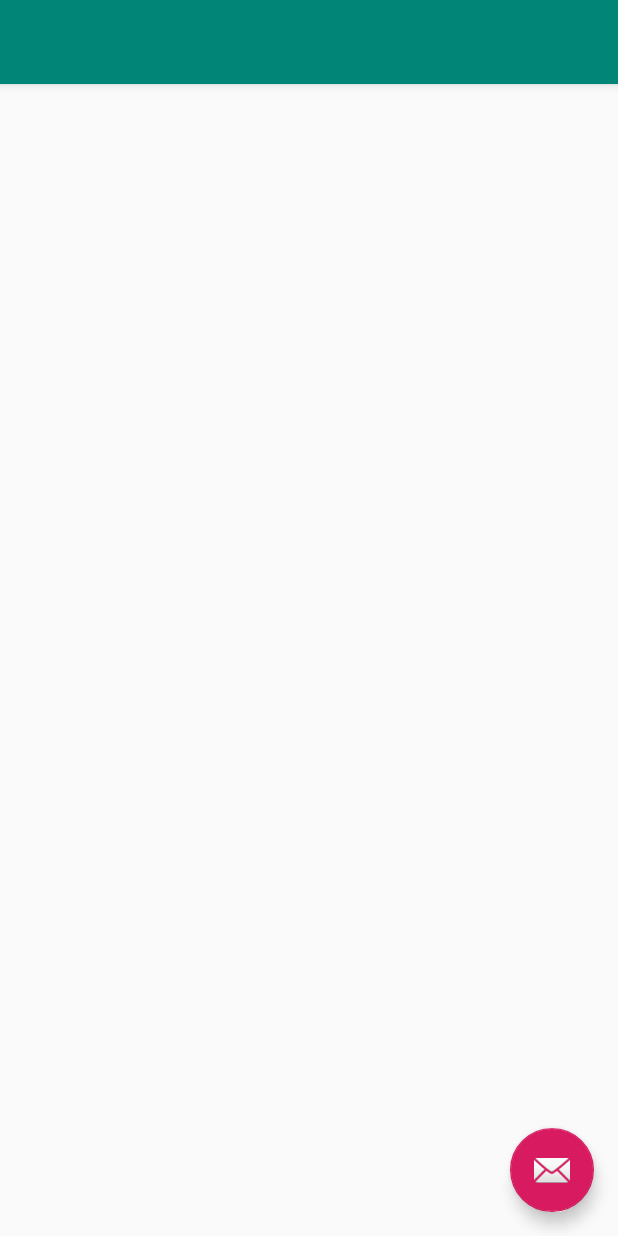
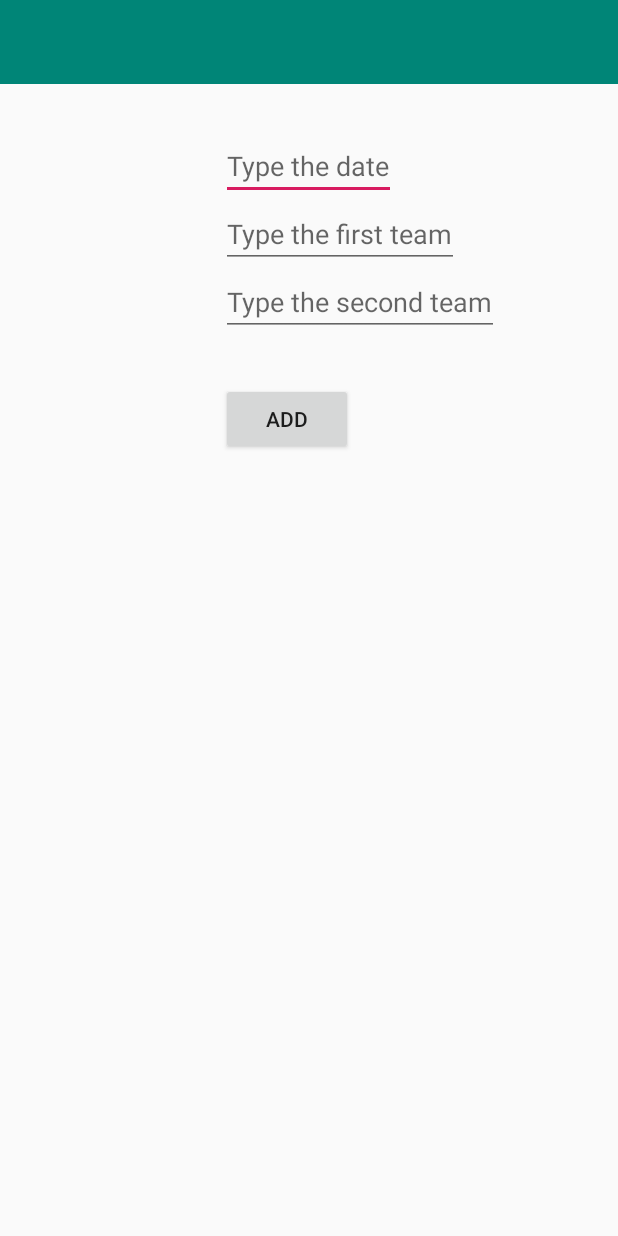
Before and after one commit to nazkord/Siemanejro, an Android app: the layout activity_add_match.xml on its own in the app's theme, with its tools: preview values and no code run, on a phone screen of 412 x 824 dp. Run offline under Robolectric (Android 15) with nearby library versions, the phone set to English and light mode, and no system bars.

Commit message:
Some edits

```diff
--- a/app/build.gradle
+++ b/app/build.gradle
@@ -22,6 +22,7 @@ dependencies {
     implementation fileTree(dir: 'libs', include: ['*.jar'])
     implementation 'com.android.support:appcompat-v7:28.0.0'
     implementation 'com.android.support.constraint:constraint-layout:1.1.3'
+    implementation 'com.android.support:design:28.0.0'
     testImplementation 'junit:junit:4.12'
     androidTestImplementation 'com.android.support.test:runner:1.0.2'
     androidTestImplementation 'com.android.support.test.espresso:espresso-core:3.0.2'
--- a/app/src/main/AndroidManifest.xml
+++ b/app/src/main/AndroidManifest.xml
@@ -16,6 +16,10 @@
                 <category android:name="android.intent.category.LAUNCHER" />
             </intent-filter>
         </activity>
+        <activity
+            android:name=".AddMatchActivity"
+            android:label="@string/title_activity_add_match"
+            android:theme="@style/AppTheme.NoActionBar"></activity>
     </application>
 
 </manifest>
--- a/app/src/main/res/layout/activity_add_match.xml
+++ b/app/src/main/res/layout/activity_add_match.xml
@@ -1,33 +1,63 @@
 <?xml version="1.0" encoding="utf-8"?>
-<android.support.design.widget.CoordinatorLayout xmlns:android="http://schemas.android.com/apk/res/android"
+<RelativeLayout xmlns:android="http://schemas.android.com/apk/res/android"
     xmlns:app="http://schemas.android.com/apk/res-auto"
     xmlns:tools="http://schemas.android.com/tools"
     android:layout_width="match_parent"
     android:layout_height="match_parent"
     tools:context=".AddMatchActivity">
 
-    <android.support.design.widget.AppBarLayout
-        android:layout_width="match_parent"
-        android:layout_height="wrap_content"
-        android:theme="@style/AppTheme.AppBarOverlay">
-
-        <android.support.v7.widget.Toolbar
-            android:id="@+id/toolbar"
-            android:layout_width="match_parent"
-            android:layout_height="?attr/actionBarSize"
-            android:background="?attr/colorPrimary"
-            app:popupTheme="@style/AppTheme.PopupOverlay" />
-
-    </android.support.design.widget.AppBarLayout>
-
     <include layout="@layout/content_add_match" />
 
-    <android.support.design.widget.FloatingActionButton
-        android:id="@+id/fab"
+    <android.support.v7.widget.Toolbar
+        android:id="@+id/toolbarAddMatch"
+        android:layout_width="match_parent"
+        android:layout_height="?attr/actionBarSize"
+        android:background="?attr/colorPrimary"
+        app:popupTheme="@style/AppTheme.PopupOverlay" />
+
+    <EditText
+        android:id="@+id/input_date"
         android:layout_width="wrap_content"
         android:layout_height="wrap_content"
-        android:layout_gravity="bottom|end"
-        android:layout_margin="@dimen/fab_margin"
-        app:srcCompat="@android:drawable/ic_dialog_email" />
+        android:inputType="datetime"
+        android:layout_alignParentTop="true"
+        android:layout_centerHorizontal="true"
+        android:layout_marginTop="88dp"
+        android:hint="Type the date" />
 
-</android.support.design.widget.CoordinatorLayout>
+    <EditText
+        android:id="@+id/input_first_team"
+        android:layout_width="wrap_content"
+        android:layout_height="wrap_content"
+        android:layout_centerHorizontal="true"
+        android:hint="Type the first team"
+        android:inputType="text"
+        android:layout_below="@+id/input_date"
+        android:layout_alignLeft="@+id/input_date"
+        android:layout_alignStart="@+id/input_date"/>
+
+    <EditText
+        android:id="@+id/input_second_team"
+        android:layout_width="wrap_content"
+        android:layout_height="wrap_content"
+        android:layout_centerHorizontal="true"
+        android:hint="Type the second team"
+        android:inputType="text"
+        android:layout_below="@+id/input_first_team"
+        android:layout_alignLeft="@+id/input_first_team"
+        android:layout_alignStart="@+id/input_first_team"/>
+
+
+    <Button
+        android:id="@+id/addButton"
+        android:layout_width="wrap_content"
+        android:layout_height="wrap_content"
+        android:text="Add"
+        android:layout_marginTop="31dp"
+        android:layout_below="@+id/input_second_team"
+        android:layout_alignLeft="@+id/input_second_team"
+        android:layout_alignStart="@+id/input_second_team" />
+
+
+
+</RelativeLayout>
--- a/app/src/main/res/values/strings.xml
+++ b/app/src/main/res/values/strings.xml
@@ -1,3 +1,4 @@
 <resources>
     <string name="app_name">SiemanejroProject</string>
+    <string name="title_activity_add_match">AddMatchActivity</string>
 </resources>
--- a/app/src/main/res/values/styles.xml
+++ b/app/src/main/res/values/styles.xml
@@ -8,4 +8,13 @@
         <item name="colorAccent">@color/colorAccent</item>
     </style>
 
+    <style name="AppTheme.NoActionBar">
+        <item name="windowActionBar">false</item>
+        <item name="windowNoTitle">true</item>
+    </style>
+
+    <style name="AppTheme.AppBarOverlay" parent="ThemeOverlay.AppCompat.Dark.ActionBar" />
+
+    <style name="AppTheme.PopupOverlay" parent="ThemeOverlay.AppCompat.Light" />
+
 </resources>
```
Also changed, not shown: app/src/main/java/com/siemanejro/siemanejroproject/AddMatchActivity.java (+42 -7 lines), app/src/main/java/com/siemanejro/siemanejroproject/MainActivity.java (+18 -0 lines), app/src/main/res/layout/activity_main.xml (+6 -10 lines).
